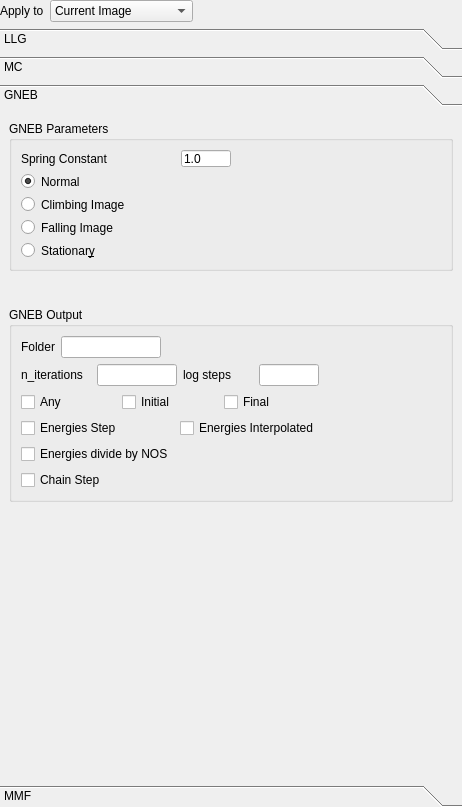
Before: the Qt Designer form ui-qt/ui/ParametersWidget.ui in spirit-code/spirit, drawn with Qt 5.
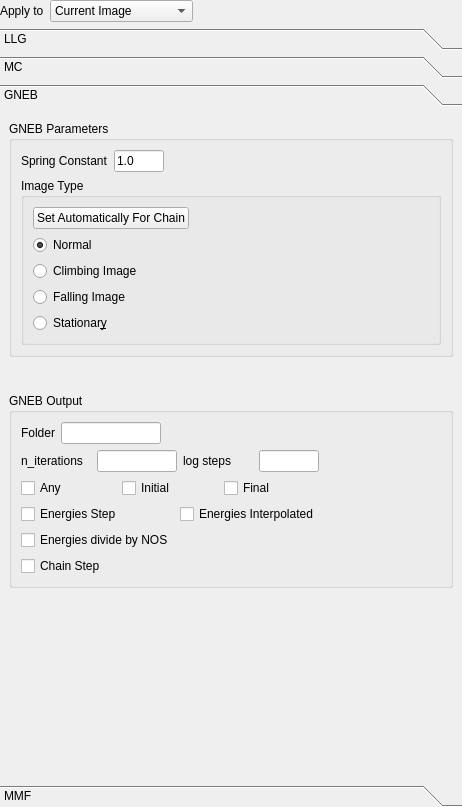
After: the same form once the commit is applied. The open tabs and pages were chosen to show the change.

Commit message: Added API to automatically set gneb image types for chain. Also added corresponding button in UI-QT.

What changed in the file:
```diff
--- a/ui-qt/ui/ParametersWidget.ui
+++ b/ui-qt/ui/ParametersWidget.ui
@@ -897,7 +897,7 @@
             <x>0</x>
             <y>0</y>
             <width>462</width>
-            <height>635</height>
+            <height>671</height>
            </rect>
           </property>
           <property name="sizePolicy">
@@ -956,13 +956,79 @@
              <property name="maximumSize">
               <size>
                <width>16777215</width>
-               <height>150</height>
+               <height>16777215</height>
               </size>
              </property>
              <property name="title">
               <string>GNEB Parameters</string>
              </property>
              <layout class="QGridLayout" name="gridLayout_78">
+              <item row="4" column="1">
+               <widget class="QGroupBox" name="groupBox_3">
+                <property name="minimumSize">
+                 <size>
+                  <width>0</width>
+                  <height>0</height>
+                 </size>
+                </property>
+                <property name="title">
+                 <string>Image Type</string>
+                </property>
+                <layout class="QGridLayout" name="gridLayout_10">
+                 <item row="2" column="0">
+                  <widget class="QRadioButton" name="radioButton_ClimbingImage">
+                   <property name="text">
+                    <string>Climbing Image</string>
+                   </property>
+                  </widget>
+                 </item>
+                 <item row="0" column="0">
+                  <widget class="QPushButton" name="pushButton_auto_image_type">
+                   <property name="text">
+                    <string>Set Automatically For Chain</string>
+                   </property>
+                  </widget>
+                 </item>
+                 <item row="1" column="0">
+                  <widget class="QRadioButton" name="radioButton_Normal">
+                   <property name="text">
+                    <string>Normal</string>
+                   </property>
+                   <property name="checked">
+                    <bool>true</bool>
+                   </property>
+                  </widget>
+                 </item>
+                 <item row="3" column="0">
+                  <widget class="QRadioButton" name="radioButton_FallingImage">
+                   <property name="text">
+                    <string>Falling Image</string>
+                   </property>
+                  </widget>
+                 </item>
+                 <item row="4" column="0">
+                  <widget class="QRadioButton" name="radioButton_Stationary">
+                   <property name="text">
+                    <string>Stationar&amp;y</string>
+                   </property>
+                  </widget>
+                 </item>
+                 <item row="0" column="1">
+                  <spacer name="horizontalSpacer_4">
+                   <property name="orientation">
+                    <enum>Qt::Horizontal</enum>
+                   </property>
+                   <property name="sizeHint" stdset="0">
+                    <size>
+                     <width>40</width>
+                     <height>20</height>
+                    </size>
+                   </property>
+                  </spacer>
+                 </item>
+                </layout>
+               </widget>
+              </item>
               <item row="1" column="1">
                <layout class="QGridLayout" name="gridLayout_75">
                 <item row="0" column="0">
@@ -991,52 +1057,21 @@
                   </property>
                  </widget>
                 </item>
+                <item row="0" column="2">
+                 <spacer name="horizontalSpacer_3">
+                  <property name="orientation">
+                   <enum>Qt::Horizontal</enum>
+                  </property>
+                  <property name="sizeHint" stdset="0">
+                   <size>
+                    <width>40</width>
+                    <height>20</height>
+                   </size>
+                  </property>
+                 </spacer>
+                </item>
                </layout>
               </item>
-              <item row="7" column="1">
-               <widget class="QRadioButton" name="radioButton_Stationary">
-                <property name="text">
-                 <string>Stationar&amp;y</string>
-                </property>
-               </widget>
-              </item>
-              <item row="6" column="1">
-               <widget class="QRadioButton" name="radioButton_FallingImage">
-                <property name="text">
-                 <string>Falling Image</string>
-                </property>
-               </widget>
-              </item>
-              <item row="2" column="1">
-               <widget class="QRadioButton" name="radioButton_Normal">
-                <property name="text">
-                 <string>Normal</string>
-                </property>
-                <property name="checked">
-                 <bool>true</bool>
-                </property>
-               </widget>
-              </item>
-              <item row="5" column="1">
-               <widget class="QRadioButton" name="radioButton_ClimbingImage">
-                <property name="text">
-                 <string>Climbing Image</string>
-                </property>
-               </widget>
-              </item>
-              <item row="1" column="2">
-               <spacer name="horizontalSpacer_40">
-                <property name="orientation">
-                 <enum>Qt::Horizontal</enum>
-                </property>
-                <property name="sizeHint" stdset="0">
-                 <size>
-                  <width>40</width>
-                  <height>20</height>
-                 </size>
-                </property>
-               </spacer>
-              </item>
              </layout>
             </widget>
            </item>
```
Left out of the diff: 8 changed lines with no effect on the pictures. The commit also changes 4 other files.
